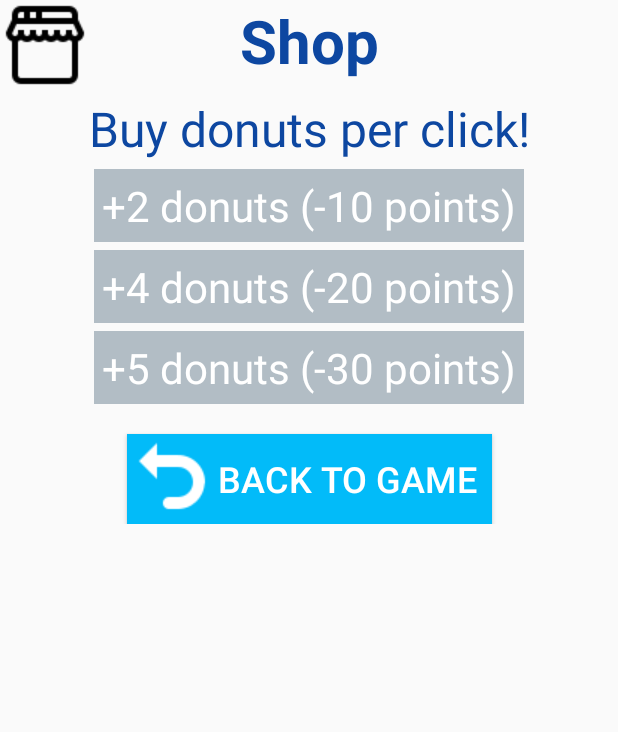
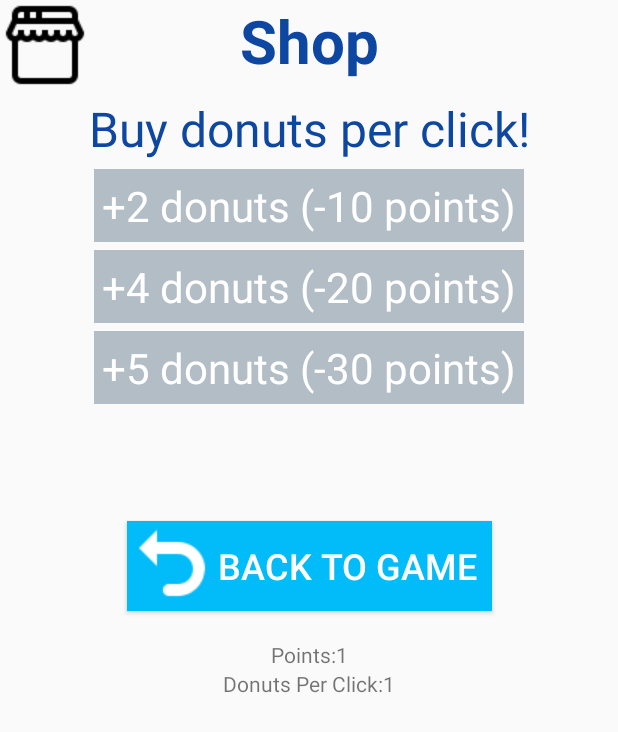
Before and after one commit to MotozovArtem/cookie-clicker-blockchain-android, an Android app: the ShopActivity screen opened directly, with no data from a screen before it, on a phone screen of 412 x 824 dp. Shown: the top 732 px of the screen. Run offline under Robolectric (Android 15) with nearby library versions, the phone set to English and light mode, and no system bars.

Commit message:
[#10][#11] Added shared preference for saving game data     - Button "go to shop" removed from game activity     - Changed class GameActivity     - Changed class ShopActivity     - In shop activity added counters DPC and points     - Changed MainActivity     - In main activity added two new buttons: 1. "Go to shop" 2. "CLEAR GAME SAVES"     - Added new string resources

```diff
--- a/app/src/main/java/ru/rienel/clicker/activity/ShopActivity.java
+++ b/app/src/main/java/ru/rienel/clicker/activity/ShopActivity.java
@@ -1,11 +1,14 @@
 package ru.rienel.clicker.activity;
 
+import android.content.Context;
 import android.content.Intent;
+import android.content.SharedPreferences;
 import android.os.Bundle;
 import android.support.v7.app.AppCompatActivity;
 import android.view.KeyEvent;
 import android.view.View;
 import android.widget.Button;
+import android.widget.TextView;
 import ru.rienel.clicker.R;
 
 public class ShopActivity extends AppCompatActivity implements View.OnClickListener {
@@ -18,6 +21,10 @@
 	private Button plus2Donut;
 	private Button plus4Donut;
 	private Button plus5Donut;
+	private TextView textViewPoints;
+	private TextView textViewDPC;
+	private SharedPreferences saves;
+
 
 
 	@Override
@@ -32,19 +39,17 @@
 		plus4Donut.setEnabled(false);
 		plus5Donut.setEnabled(false);
 
-		points = getIntent().getIntExtra("points", 0);
-		dpc = getIntent().getIntExtra("dpc", 0);
+		loadGameSaves();
+		textViewPoints = findViewById(R.id.textView1);
+		textViewDPC = findViewById(R.id.textView2);
+		textViewPoints.setText(String.valueOf(getResources().getString(R.string.points) + this.points));
+		textViewDPC.setText(String.valueOf(getResources().getString(R.string.DPC) + this.dpc));
+
 		currentTime = getIntent().getLongExtra("currentTime", 60000);
+		checkingPoints();
 
-		if (points >= 10) {
-			plus2Donut.setEnabled(true);
-			if (points >= 20) {
-				plus4Donut.setEnabled(true);
-				if (points >= 30) {
-					plus5Donut.setEnabled(true);
-				}
-			}
-		}
+
+
 
 	}
 
@@ -52,13 +57,16 @@
 	public void onClick(View v) {
 		if (v.getId() == R.id.btn_2) {
 			flagShop = updateDps(2, 10);
-			showDonutFragment();
+			checkingPoints();
+			//showDonutFragment();
 		} else if (v.getId() == R.id.btn_4) {
 			flagShop = updateDps(4, 20);
-			showDonutFragment();
+			checkingPoints();
+			//showDonutFragment();
 		} else if (v.getId() == R.id.btn_5) {
 			flagShop = updateDps(5, 30);
-			showDonutFragment();
+			checkingPoints();
+			//showDonutFragment();
 		} else if (v.getId() == R.id.btnBack) {
 			showDonutFragment();
 		}
@@ -74,8 +82,9 @@
 	}
 
 	private boolean updateDps(int dpc, int points) {
-		this.dpc = dpc;
+		this.dpc = this.dpc + dpc;
 		updatePoints(points);
+		updateTextView();
 		return true;
 	}
 
@@ -85,12 +94,29 @@
 
 	private void showDonutFragment() {
 		Intent intent = new Intent(this, GameActivity.class);
-		intent.putExtra("dpc", dpc);
-		intent.putExtra("points", points);
-		intent.putExtra("flagShop", flagShop);
-		intent.putExtra("currentTime", currentTime);
 		setResult(RESULT_OK, intent);
 		finish();
+	}
+
+	private void checkingPoints() {
+		if (points >= 10) {
+			plus2Donut.setEnabled(true);
+			if (points >= 20) {
+				plus4Donut.setEnabled(true);
+				if (points >= 30) {
+					plus5Donut.setEnabled(true);
+				} else {
+					plus5Donut.setEnabled(false);
+				}
+			} else {
+				plus4Donut.setEnabled(false);
+				plus5Donut.setEnabled(false);
+			}
+		} else {
+			plus2Donut.setEnabled(false);
+			plus4Donut.setEnabled(false);
+			plus5Donut.setEnabled(false);
+		}
 	}
 
 	@Override
@@ -110,4 +136,36 @@
 		flagShop = savedInstanceState.getBoolean("flagShop_state");
 		currentTime = savedInstanceState.getLong("currentTime_state");
 	}
+
+	private void saveGameSaves(int points, int dpc) {
+		saves = getSharedPreferences(getString(R.string.gameSaves), Context.MODE_PRIVATE);
+		SharedPreferences.Editor editor = saves.edit();
+		editor.putInt("points", points);
+		editor.putInt("DPC", dpc);
+		editor.apply();
+	}
+
+	private void loadGameSaves () {
+		saves = getSharedPreferences(getString(R.string.gameSaves), Context.MODE_PRIVATE);
+			this.dpc = saves.getInt("DPC",0);
+			this.points = saves.getInt("points", 0);
+
+	}
+
+	@Override
+	protected void onResume() {
+		super.onResume();
+		loadGameSaves();
+	}
+
+	@Override
+	protected void onPause() {
+		super.onPause();
+		saveGameSaves(this.points, this.dpc);
+	}
+
+	private void updateTextView() {
+		textViewPoints.setText(String.valueOf(getResources().getString(R.string.points) + this.points));
+		textViewDPC.setText(String.valueOf(getResources().getString(R.string.DPC) + this.dpc));
+	}
 }
--- a/app/src/main/res/layout/shop_activity.xml
+++ b/app/src/main/res/layout/shop_activity.xml
@@ -46,7 +46,9 @@
             app:layout_constraintLeft_toLeftOf="parent"
             app:layout_constraintRight_toRightOf="parent"
             app:layout_constraintTop_toBottomOf="@id/nameShop"
-            android:text="@string/description_2" />
+            android:text="@string/description_2"
+            android:onClick="onClick"
+            />
 
         <Button
             android:id="@+id/btn_4"
@@ -54,7 +56,9 @@
             app:layout_constraintLeft_toLeftOf="parent"
             app:layout_constraintRight_toRightOf="parent"
             app:layout_constraintTop_toBottomOf="@id/btn_2"
-            android:text="@string/description_4" />
+            android:text="@string/description_4"
+            android:onClick="onClick"
+            />
 
 
         <Button
@@ -63,7 +67,9 @@
             app:layout_constraintLeft_toLeftOf="parent"
             app:layout_constraintRight_toRightOf="parent"
             app:layout_constraintTop_toBottomOf="@id/btn_4"
-            android:text="@string/description_5" />
+            android:text="@string/description_5"
+            android:onClick="onClick"
+            />
 
         <Button
             android:id="@+id/btnBack"
@@ -81,6 +87,27 @@
             android:onClick="onClick"
             android:textSize="24sp"
             android:textColor="@color/btnText" />
+        <TextView
+            android:id="@+id/textView1"
+            android:layout_width="wrap_content"
+            android:layout_height="wrap_content"
+            app:layout_constraintBottom_toBottomOf="parent"
+            app:layout_constraintLeft_toLeftOf="parent"
+            app:layout_constraintRight_toRightOf="parent"
+            app:layout_constraintTop_toBottomOf="@id/btnBack"
+            android:text="@string/points"
+            />
+
+        <TextView
+            android:id="@+id/textView2"
+            android:layout_width="wrap_content"
+            android:layout_height="wrap_content"
+            app:layout_constraintBottom_toBottomOf="parent"
+            app:layout_constraintLeft_toLeftOf="parent"
+            app:layout_constraintRight_toRightOf="parent"
+            app:layout_constraintTop_toBottomOf="@id/textView1"
+            android:text="@string/DPC"
+            />
 
     </android.support.constraint.ConstraintLayout>
 
--- a/app/src/main/res/values/strings.xml
+++ b/app/src/main/res/values/strings.xml
@@ -25,4 +25,8 @@
     <string name="empty"/>
 	<string name="update">Update opponent list</string>
 	<string name="back">Back</string>
+    <string name="gameSaves">game_saves</string>
+    <string name="points">Points: </string>
+    <string name="DPC">Donuts Per Click: </string>
+    <string name="clearGameSaves">Clear game saves</string>
 </resources>
```
Also changed, not shown: app/src/main/java/ru/rienel/clicker/activity/GameActivity.java (+40 -26 lines), app/src/main/java/ru/rienel/clicker/activity/MainActivity.java (+33 -2 lines), app/src/main/res/layout/activity_main.xml (+1 -11 lines), app/src/main/res/layout/start_game.xml (+25 -2 lines).
